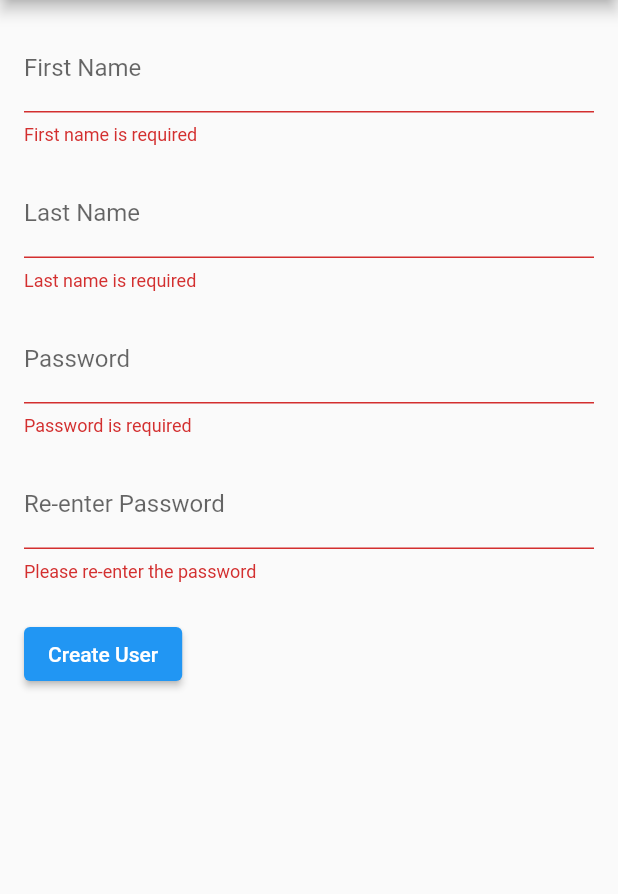
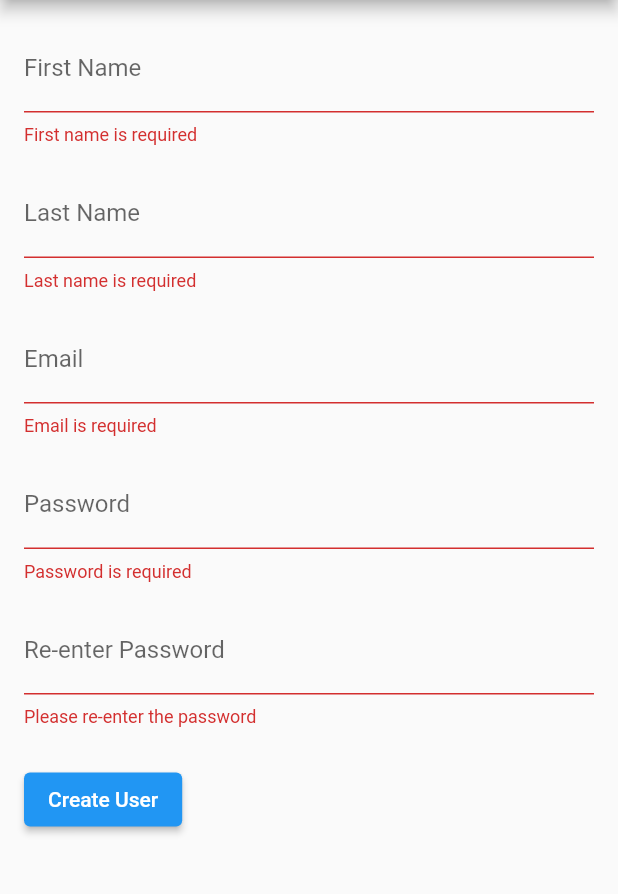
Before and after one commit to AmanuelTefera/group4_flutter_assignments, a Flutter app: the screen it shows after launch, after a tap on "Create User", on a phone screen of 412 x 824 dp, the part 84-978 px from its top. Run offline on Flutter 3.47's test engine with Material 2 defaults, Android fonts, the phone set to English and light mode, and no system bars.

Commit message:
Update main.dart

```diff
--- a/lib/main.dart
+++ b/lib/main.dart
@@ -25,6 +25,7 @@ class _RegistrationFormState extends State<RegistrationForm> {
 
   late String _firstName;
   late String _lastName;
+  late String _email;
   late String _password;
   late String _rePassword;
 
@@ -35,6 +36,7 @@ class _RegistrationFormState extends State<RegistrationForm> {
       print('Creating user...');
       print('First Name: $_firstName');
       print('Last Name: $_lastName');
+      print('Email: $_email');
       print('Password: $_password');
     }
   }
@@ -84,6 +86,25 @@ class _RegistrationFormState extends State<RegistrationForm> {
               SizedBox(height: 16.0),
               TextFormField(
                 decoration: InputDecoration(
+                  labelText: 'Email',
+                ),
+                keyboardType: TextInputType.emailAddress,
+                validator: (value) {
+                  if (value!.isEmpty) {
+                    return 'Email is required';
+                  }
+                  if (!RegExp(r'^[\w-\.]+@([\w-]+\.)+[\w-]{2,4}$').hasMatch(value)) {
+                    return 'Please enter a valid email address';
+                  }
+                  return null;
+                },
+                onSaved: (value) {
+                  _email = value!;
+                },
+              ),
+              SizedBox(height: 16.0),
+              TextFormField(
+                decoration: InputDecoration(
                   labelText: 'Password',
                 ),
                 obscureText: true,
```
